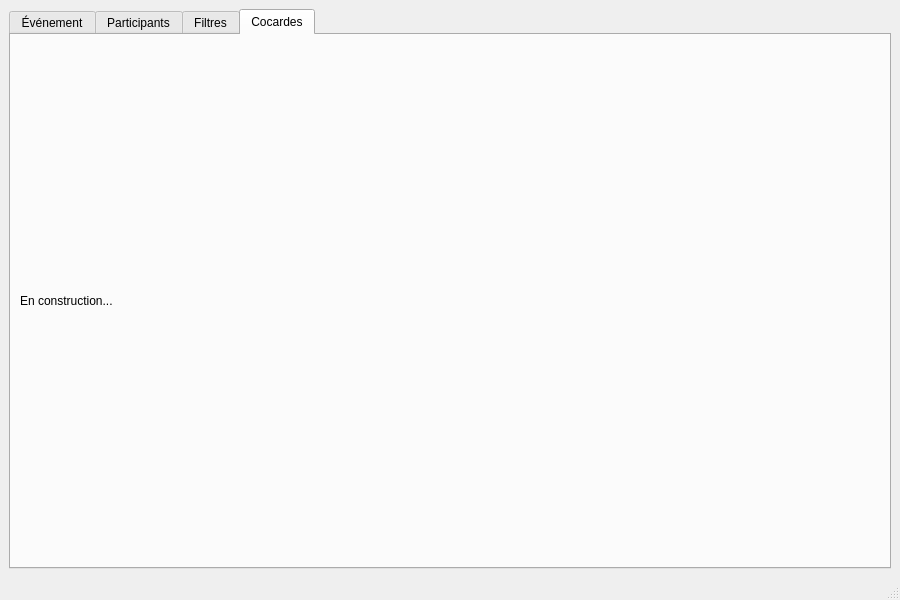
Qt form MainWindow.ui (chosson/smpte-eventbrite) before a commit.
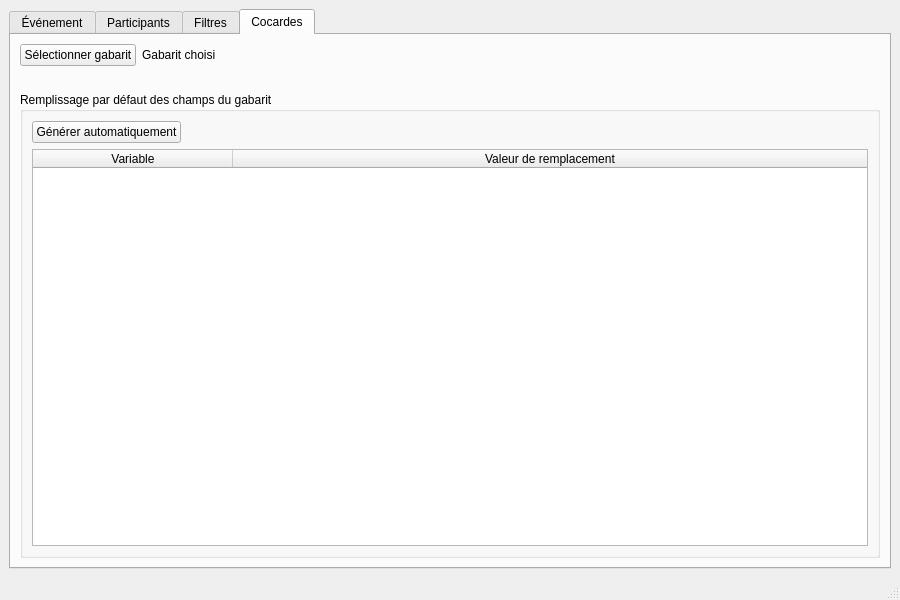
The same form after that commit. The open tabs and pages were chosen to show the change.

Commit message: Ajout de génération de cocardes en format Word à partir d'un gabarit (aussi Word) contenant du Jinja2. Inclut un gabarit de cocarde incluant un code QR menant au site web (URL bidon pour l'instant) à l'arrière.

Patch:
```diff
--- a/MainWindow.ui
+++ b/MainWindow.ui
@@ -207,6 +207,13 @@
              </item>
             </layout>
            </item>
+           <item>
+            <widget class="QLabel" name="label_3">
+             <property name="text">
+              <string>Informations sur l'événement</string>
+             </property>
+            </widget>
+           </item>
            <item>
             <layout class="QFormLayout" name="formLayout">
              <item row="1" column="1">
@@ -481,10 +488,107 @@
        </attribute>
        <layout class="QVBoxLayout" name="verticalLayout_6">
         <item>
-         <widget class="QLabel" name="label_3">
-          <property name="text">
-           <string>En construction...</string>
+         <layout class="QHBoxLayout" name="horizontalLayout_4">
+          <item>
+           <widget class="QPushButton" name="btnSelectDocTemplate">
+            <property name="text">
+             <string>Sélectionner gabarit</string>
+            </property>
+           </widget>
+          </item>
+          <item>
+           <widget class="QLabel" name="lblDocTemplate">
+            <property name="text">
+             <string>Gabarit choisi</string>
+            </property>
+           </widget>
+          </item>
+          <item>
+           <spacer name="horizontalSpacer_7">
+            <property name="orientation">
+             <enum>Qt::Orientation::Horizontal</enum>
+            </property>
+            <property name="sizeHint" stdset="0">
+             <size>
+              <width>40</width>
+              <height>20</height>
+             </size>
+            </property>
+           </spacer>
+          </item>
+         </layout>
+        </item>
+        <item>
+         <spacer name="horizontalSpacer_9">
+          <property name="orientation">
+           <enum>Qt::Orientation::Horizontal</enum>
           </property>
+          <property name="sizeHint" stdset="0">
+           <size>
+            <width>40</width>
+            <height>20</height>
+           </size>
+          </property>
+         </spacer>
+        </item>
+        <item>
+         <widget class="QGroupBox" name="groupAutoTemplate">
+          <property name="title">
+           <string>Remplissage par défaut des champs du gabarit</string>
+          </property>
+          <layout class="QVBoxLayout" name="verticalLayout_9">
+           <item>
+            <layout class="QHBoxLayout" name="horizontalLayout_8">
+             <item>
+              <widget class="QPushButton" name="btnGenerateNametagsAuto">
+               <property name="text">
+                <string>Générer automatiquement</string>
+               </property>
+              </widget>
+             </item>
+             <item>
+              <spacer name="horizontalSpacer_10">
+               <property name="orientation">
+                <enum>Qt::Orientation::Horizontal</enum>
+               </property>
+               <property name="sizeHint" stdset="0">
+                <size>
+                 <width>40</width>
+                 <height>20</height>
+                </size>
+               </property>
+              </spacer>
+             </item>
+            </layout>
+           </item>
+           <item>
+            <layout class="QHBoxLayout" name="horizontalLayout_7">
+             <item>
+              <widget class="QTableWidget" name="tableDocVariables">
+               <property name="sortingEnabled">
+                <bool>true</bool>
+               </property>
+               <attribute name="horizontalHeaderDefaultSectionSize">
+                <number>200</number>
+               </attribute>
+               <attribute name="horizontalHeaderStretchLastSection">
+                <bool>true</bool>
+               </attribute>
+               <column>
+                <property name="text">
+                 <string>Variable</string>
+                </property>
+               </column>
+               <column>
+                <property name="text">
+                 <string>Valeur de remplacement</string>
+                </property>
+               </column>
+              </widget>
+             </item>
+            </layout>
+           </item>
+          </layout>
          </widget>
         </item>
        </layout>
```
Left out of the diff: 2 changed lines with no effect on the pictures. The commit also changes 5 other files.
